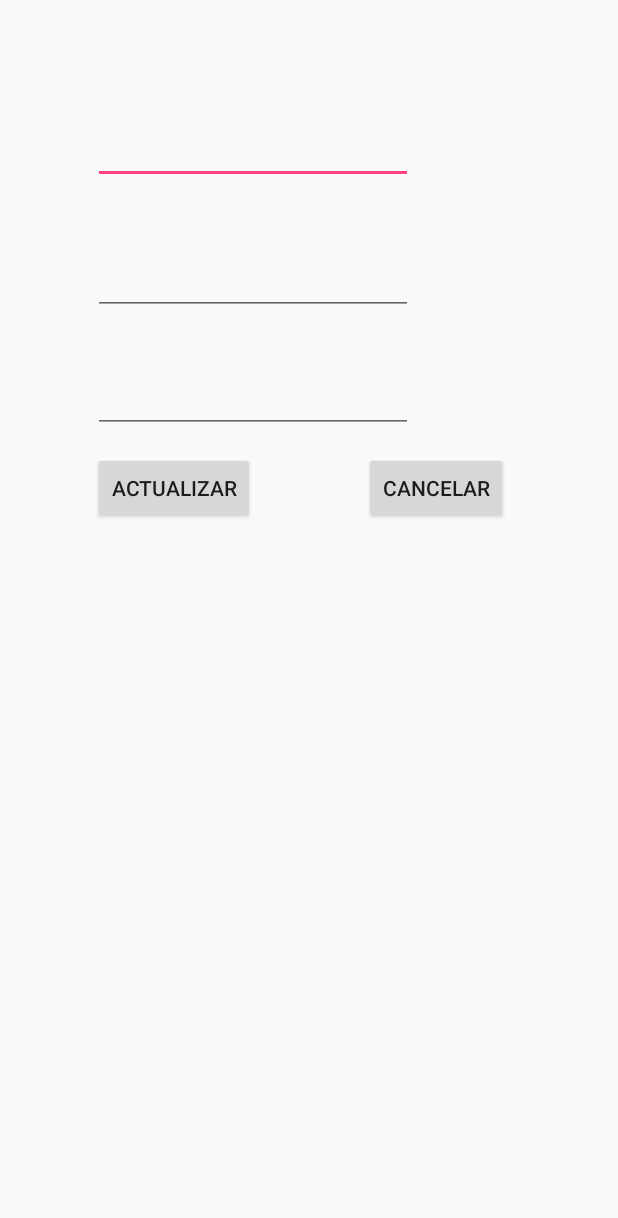
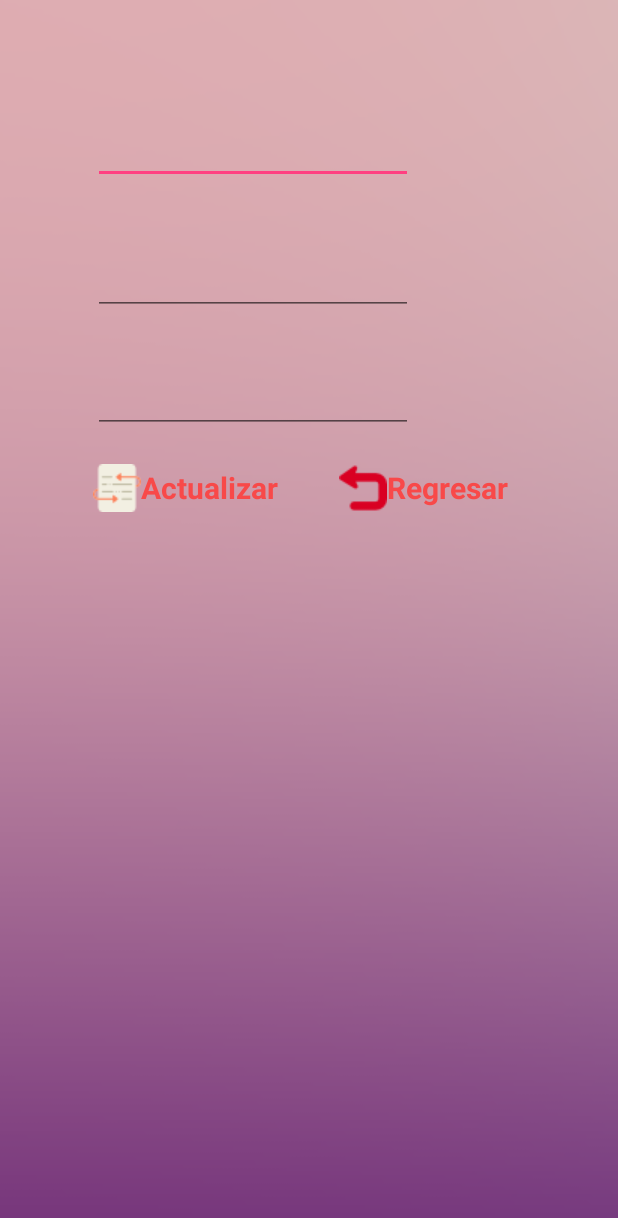
Before and after one commit to AplicacionesDistribuidasEventos/AppMyEvents, an Android app: the EditUsuario screen opened directly, with no data from a screen before it, on a phone screen of 412 x 824 dp. Shown: the top 1218 px of the screen. Run offline under Robolectric (Android 15) with nearby library versions, the phone set to English and light mode, and no system bars.

Commit message:
ultima version

```diff
--- a/app/src/main/java/com/example/edwin/appmyevents/interfaz/EditUsuario.java
+++ b/app/src/main/java/com/example/edwin/appmyevents/interfaz/EditUsuario.java
@@ -42,6 +42,8 @@ public class EditUsuario extends AppCompatActivity implements OnTaskCompleted, V
 
         Button btnEditaUsuario = (Button)findViewById(R.id.btnEditaUsuario);
         btnEditaUsuario.setOnClickListener(this);
+        Button btnRegres = (Button) findViewById(R.id.btnCancelar);
+        btnRegres.setOnClickListener(this);
 
         txtnombreEdit = (EditText) findViewById(R.id.txtNombreEdit);
 
@@ -70,6 +72,10 @@ public class EditUsuario extends AppCompatActivity implements OnTaskCompleted, V
                 Toast toast = Toast.makeText(context,text,duracion);
                 toast.show();
 
+                break;
+            case R.id.btnCancelar:
+                Intent intent1 = new Intent(this,MainActivity.class);
+                startActivity(intent1);
                 break;
             default:
                 break;
--- a/app/src/main/res/layout/activity_ayuda.xml
+++ b/app/src/main/res/layout/activity_ayuda.xml
@@ -4,7 +4,7 @@
     xmlns:tools="http://schemas.android.com/tools"
     android:layout_width="match_parent"
     android:layout_height="match_parent"
-    android:background="@drawable/fomision_vision"
+    android:background="@drawable/fondologin"
     tools:context="com.example.edwin.appmyevents.interfaz.AyudaActivity">
 
 
--- a/app/src/main/res/layout/activity_categoria.xml
+++ b/app/src/main/res/layout/activity_categoria.xml
@@ -4,6 +4,7 @@
     xmlns:tools="http://schemas.android.com/tools"
     android:layout_width="match_parent"
     android:layout_height="match_parent"
+    android:background="@drawable/fondologin"
     tools:context="com.example.edwin.appmyevents.interfaz.CategoriaActivity">
 
 
--- a/app/src/main/res/layout/activity_edit_usuario.xml
+++ b/app/src/main/res/layout/activity_edit_usuario.xml
@@ -4,18 +4,25 @@
     xmlns:tools="http://schemas.android.com/tools"
     android:layout_width="match_parent"
     android:layout_height="match_parent"
+    android:background="@drawable/fondologin"
     tools:context="com.example.edwin.appmyevents.interfaz.EditUsuario">
 
     <Button
+        android:drawableLeft="@drawable/actualizar"
         android:id="@+id/btnEditaUsuario"
         android:layout_width="wrap_content"
         android:layout_height="wrap_content"
         android:layout_alignBaseline="@+id/btnCancelar"
         android:layout_alignBottom="@+id/btnCancelar"
         android:layout_alignStart="@+id/txtCorreoEdit"
+        style="?android:attr/buttonBarStyle"
+        android:textSize="20dp"
+        android:textColor="#f84949"
+        android:textStyle="bold"
         android:text="Actualizar" />
 
     <Button
+        android:drawableLeft="@drawable/regresar"
         android:id="@+id/btnCancelar"
         android:layout_width="wrap_content"
         android:layout_height="wrap_content"
@@ -23,7 +30,12 @@
         android:layout_alignTop="@+id/txtCorreoEdit"
         android:layout_marginEnd="73dp"
         android:layout_marginTop="58dp"
-        android:text="Cancelar" />
+        android:textColor="#f84949"
+        android:textSize="20dp"
+        android:textStyle="bold"
+        android:text="Regresar"
+        style="?android:attr/buttonBarStyle"
+        />
 
     <EditText
         android:id="@+id/txtNombreEdit"
--- a/app/src/main/res/layout/activity_listado_locales.xml
+++ b/app/src/main/res/layout/activity_listado_locales.xml
@@ -4,6 +4,7 @@
     xmlns:tools="http://schemas.android.com/tools"
     android:layout_width="match_parent"
     android:layout_height="match_parent"
+    android:background="@drawable/fondologin"
     tools:context="com.example.edwin.appmyevents.interfaz.ListadoLocalesActivity">
 
     <include layout="@layout/content_local"
--- a/app/src/main/res/layout/app_bar_main.xml
+++ b/app/src/main/res/layout/app_bar_main.xml
@@ -15,7 +15,7 @@
             android:id="@+id/toolbar"
             android:layout_width="match_parent"
             android:layout_height="?attr/actionBarSize"
-            android:background="#db898d"
+            android:background="#d2990a06"
             android:theme="@style/AppTheme"
             app:popupTheme="@style/AppTheme.PopupOverlay" />
 
--- a/app/src/main/res/layout/content_eventos.xml
+++ b/app/src/main/res/layout/content_eventos.xml
@@ -3,6 +3,7 @@
     xmlns:android="http://schemas.android.com/apk/res/android" android:layout_width="match_parent"
     xmlns:app="http://schemas.android.com/apk/res-auto"
     xmlns:tools="http://schemas.android.com/tools"
+    android:background="@drawable/fondologin"
     android:layout_height="match_parent"
     android:id="@+id/content_eventos"
     android:paddingBottom="@dimen/activity_vertical_margin"
@@ -20,6 +21,7 @@
         android:layout_width="350dp"
         android:layout_height="200dp"
         android:layout_alignParentBottom="true"
+        android:textStyle="bold"
         android:layout_alignParentStart="true" />
 
     <ListView
--- a/app/src/main/res/layout/content_eventosx_categoria.xml
+++ b/app/src/main/res/layout/content_eventosx_categoria.xml
@@ -3,6 +3,7 @@
     xmlns:android="http://schemas.android.com/apk/res/android" android:layout_width="match_parent"
     xmlns:app="http://schemas.android.com/apk/res-auto"
     xmlns:tools="http://schemas.android.com/tools"
+    android:background="@drawable/fondologin"
     android:layout_height="match_parent"
     android:id="@+id/content_eventos"
     android:paddingBottom="@dimen/activity_vertical_margin"
@@ -20,12 +21,14 @@
         android:layout_width="350dp"
         android:layout_height="200dp"
         android:layout_alignParentBottom="true"
+        android:textStyle="bold"
         android:layout_alignParentStart="true" />
 
     <ListView
         android:layout_width="match_parent"
         android:layout_height="match_parent"
         android:id="@+id/listViewEventos"
-        android:layout_alignEnd="@+id/textView4" />
+        android:layout_alignEnd="@+id/textView4"
+        />
 
 </RelativeLayout>
```
Also changed, not shown: app/src/main/java/com/example/edwin/appmyevents/interfaz/LoginActivity.java (+26 -3 lines), app/src/main/java/com/example/edwin/appmyevents/interfaz/RegistroActivity.java (+34 -1 lines), app/src/main/res/layout/activity_login.xml (+10 -0 lines), app/src/main/res/layout/activity_registro.xml (+11 -0 lines), app/src/main/res/layout/content_main.xml (+4 -4 lines), app/src/main/res/drawable/actualizar.png (added), app/src/main/res/drawable/deleteuser.png (added), app/src/main/res/drawable/fondologin.png, app/src/main/res/drawable/reserloca.png (added), app/src/main/res/drawable/reserva.png (added), app/src/main/res/drawable/verperfil.png (added).
